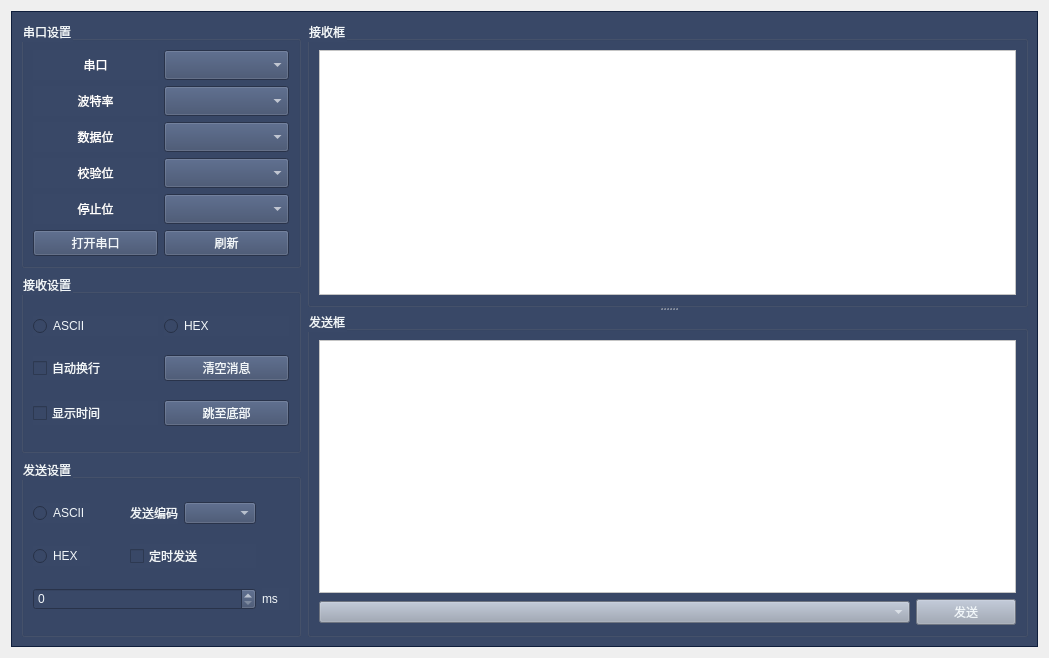
This is VoidTerminal/uis/sendandreceive.ui in xGgui-d/VoidTerminal-DroneGroundStation as Qt 5 draws it before an edit. The edited form follows.
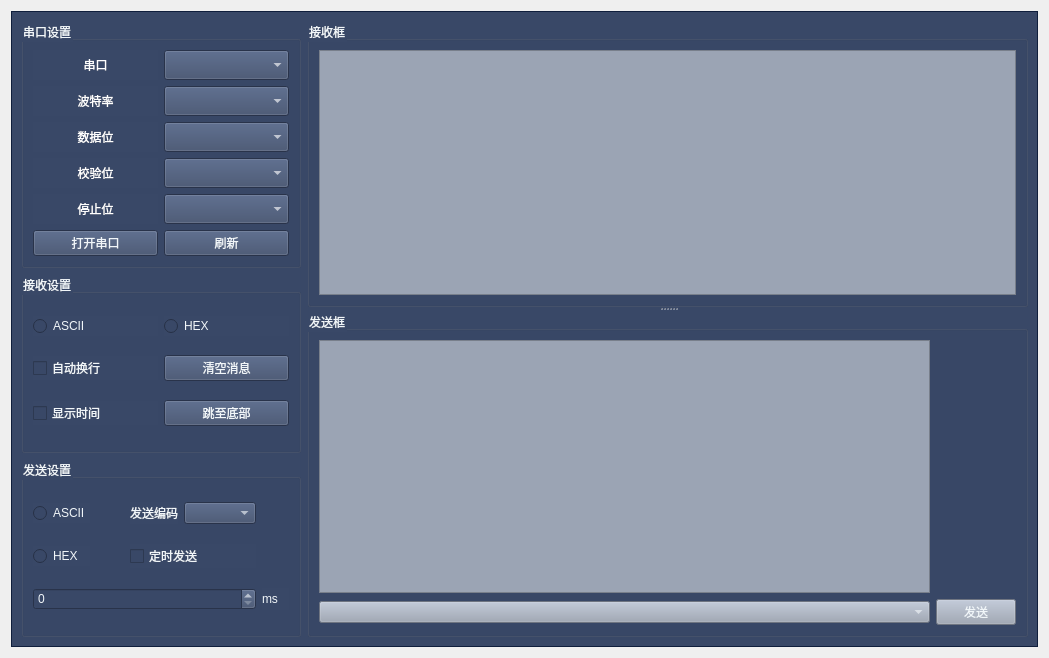
This is the edited form.

```diff
--- a/VoidTerminal/uis/sendandreceive.ui
+++ b/VoidTerminal/uis/sendandreceive.ui
@@ -241,7 +241,7 @@
             <widget class="QPlainTextEdit" name="te_rec">
              <property name="styleSheet">
               <string notr="true">color:black;
-background-color:white;</string>
+background-color:#9BA4B4;</string>
              </property>
             </widget>
            </item>
@@ -256,14 +256,7 @@
            <string>发送框</string>
           </property>
           <layout class="QGridLayout" name="gridLayout_3">
-           <item row="1" column="0">
-            <widget class="QComboBox" name="cb_historySend">
-             <property name="styleSheet">
-              <string notr="true">background-color: #9BA4B4;</string>
-             </property>
-            </widget>
-           </item>
-           <item row="1" column="1">
+           <item row="2" column="1">
             <widget class="QPushButton" name="btn_send">
              <property name="maximumSize">
               <size>
@@ -280,11 +273,18 @@
              </property>
             </widget>
            </item>
-           <item row="0" column="0" colspan="2">
+           <item row="2" column="0">
+            <widget class="QComboBox" name="cb_historySend">
+             <property name="styleSheet">
+              <string notr="true">background-color: #9BA4B4;</string>
+             </property>
+            </widget>
+           </item>
+           <item row="1" column="0">
             <widget class="QTextEdit" name="te_send">
              <property name="styleSheet">
               <string notr="true">color:black;
-background-color:white;</string>
+background-color:#9BA4B4;</string>
              </property>
             </widget>
            </item>
```
